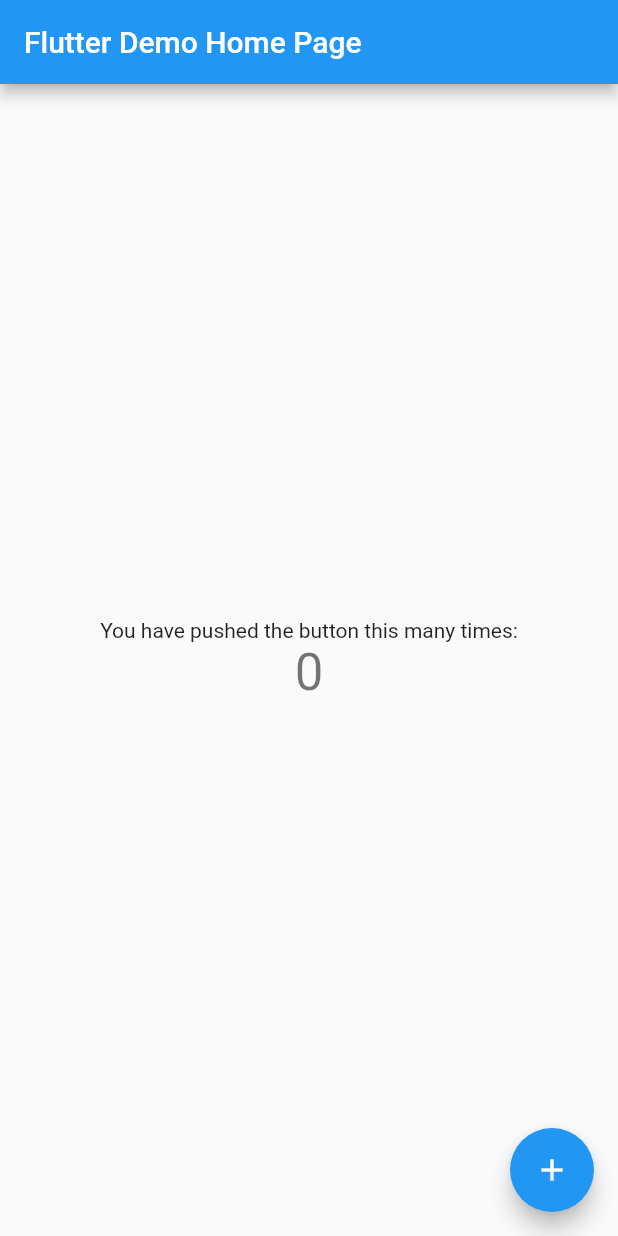
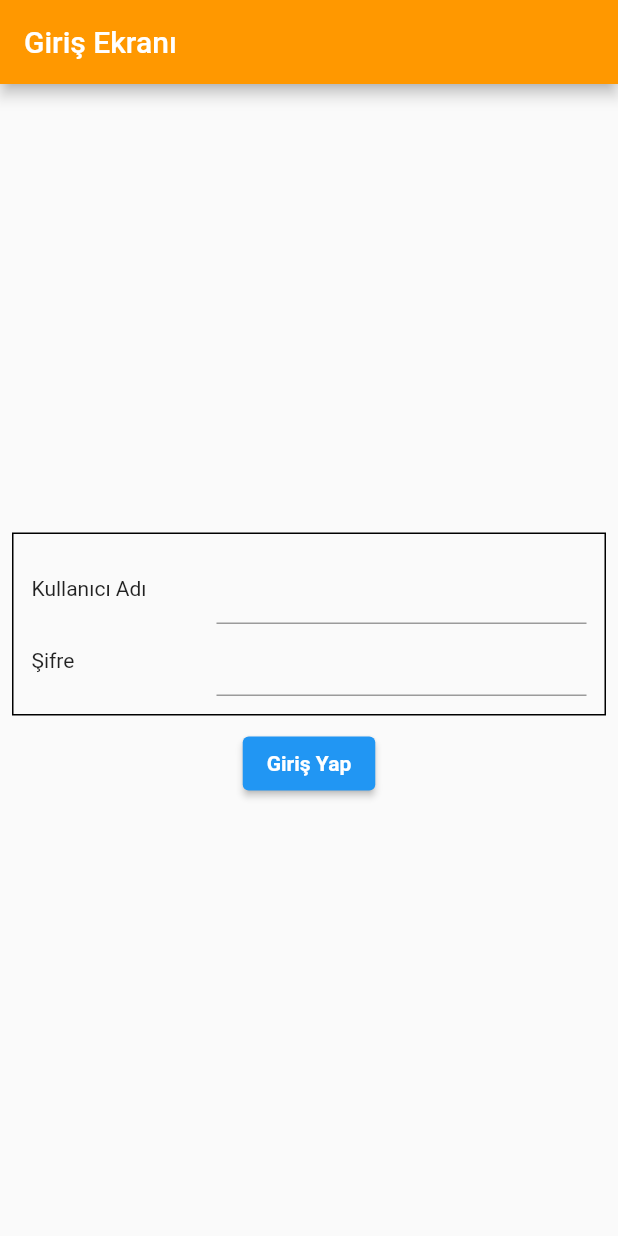
Before and after one commit to demeett/Event-Date-App, a Flutter app: the screen it shows after launch, on a phone screen of 412 x 824 dp. Run offline on Flutter 3.47's test engine with Material 2 defaults, Android fonts, the phone set to English and light mode, and no system bars.

Commit message:
register page

```diff
--- /dev/null
+++ b/lib/features/RegisterPage/register_page.dart
@@ -0,0 +1,60 @@
+import 'package:flutter/material.dart';
+
+class RegisterPage extends StatelessWidget {
+  const RegisterPage({super.key});
+
+  @override
+  Widget build(Object context) {
+    return Scaffold(
+        appBar: AppBar(
+          title: const Text('Giriş Ekranı'),
+          backgroundColor: Colors.orange,
+        ),
+        body: Center(
+          child: Column(
+            mainAxisAlignment: MainAxisAlignment.center,
+            mainAxisSize: MainAxisSize.min,
+            children: [
+              Container(
+                padding: EdgeInsets.all(12),
+                margin: EdgeInsets.all(8),
+                decoration: BoxDecoration(border: Border.all()),
+                child: Column(
+                  mainAxisAlignment: MainAxisAlignment.center,
+                  mainAxisSize: MainAxisSize.min,
+                  children: [
+                    Row(children: [
+                      Expanded(child: Text('Kullanıcı Adı ')),
+                      Expanded(
+                        child: TextFormField(),
+                        flex: 2,
+                      ),
+                    ]),
+                    Row(
+                      children: [
+                        Expanded(child: Text('Şifre ')),
+                        Expanded(
+                          child: TextFormField(),
+                          flex: 2,
+                        ),
+                      ],
+                    ),
+                    Row(
+                      children: [],
+                    )
+                  ],
+                ),
+              ),
+              ElevatedButton(
+                  onPressed: () {},
+                  child: Text(
+                    'Giriş Yap',
+                    style: TextStyle(fontSize: 14, fontWeight: FontWeight.bold),
+                  ))
+            ],
+          ),
+        ));
+
+    throw UnimplementedError();
+  }
+}
--- a/lib/main.dart
+++ b/lib/main.dart
@@ -1,4 +1,6 @@
 import 'package:flutter/material.dart';
+
+import 'features/RegisterPage/register_page.dart';
 
 void main() {
   runApp(const MyApp());
@@ -24,7 +26,7 @@
         // is not restarted.
         primarySwatch: Colors.blue,
       ),
-      home: const MyHomePage(title: 'Flutter Demo Home Page'),
+      home: const RegisterPage(),
     );
   }
 }
--- a/pubspec.yaml
+++ b/pubspec.yaml
@@ -20,7 +20,7 @@
 version: 1.0.0+1
 
 environment:
-  sdk: '>=2.18.5 <3.0.0'
+  sdk: '>=2.18.0 <4.0.0'
 
 # Dependencies specify other packages that your package needs in order to work.
 # To automatically upgrade your package dependencies to the latest versions
```
Also changed, not shown: pubspec.lock.
